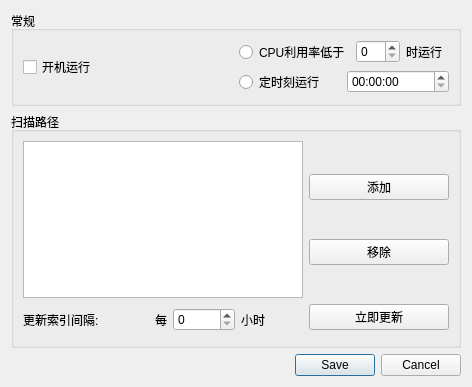
Old version of the form settingsdialog.ui in the repository lvyilin/SmartFilesManager.
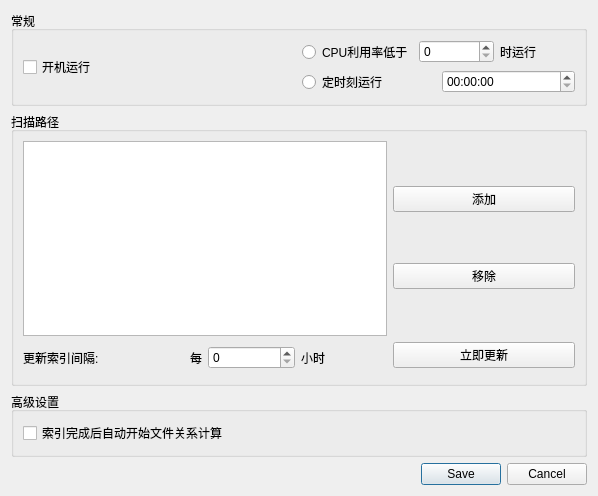
New version of the form.

Commit message: add:搜索dialog

```diff
--- a/settingsdialog.ui
+++ b/settingsdialog.ui
@@ -6,14 +6,21 @@
    <rect>
     <x>0</x>
     <y>0</y>
-    <width>472</width>
-    <height>387</height>
+    <width>598</width>
+    <height>496</height>
    </rect>
   </property>
   <property name="windowTitle">
    <string>Dialog</string>
   </property>
   <layout class="QGridLayout" name="gridLayout_2">
+   <item row="3" column="0">
+    <widget class="QDialogButtonBox" name="buttonBox">
+     <property name="standardButtons">
+      <set>QDialogButtonBox::Cancel|QDialogButtonBox::Save</set>
+     </property>
+    </widget>
+   </item>
    <item row="0" column="0">
     <widget class="QGroupBox" name="groupBoxRun">
      <property name="title">
@@ -141,10 +148,19 @@
     </widget>
    </item>
    <item row="2" column="0">
-    <widget class="QDialogButtonBox" name="buttonBox">
-     <property name="standardButtons">
-      <set>QDialogButtonBox::Cancel|QDialogButtonBox::Save</set>
+    <widget class="QGroupBox" name="groupBox">
+     <property name="title">
+      <string>高级设置</string>
      </property>
+     <layout class="QGridLayout" name="gridLayout_4">
+      <item row="0" column="0">
+       <widget class="QCheckBox" name="checkBoxAutoCalRelation">
+        <property name="text">
+         <string>索引完成后自动开始文件关系计算</string>
+        </property>
+       </widget>
+      </item>
+     </layout>
     </widget>
    </item>
   </layout>
```
Left out of the diff: 56 changed lines with no effect on the pictures. The commit also changes 11 other files.
